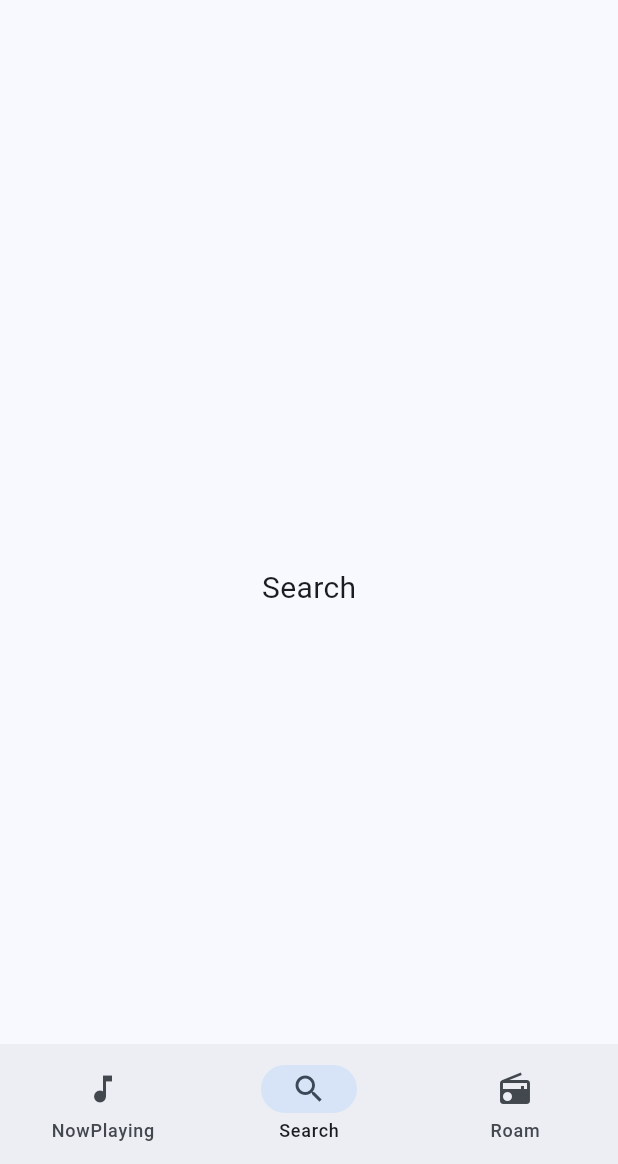
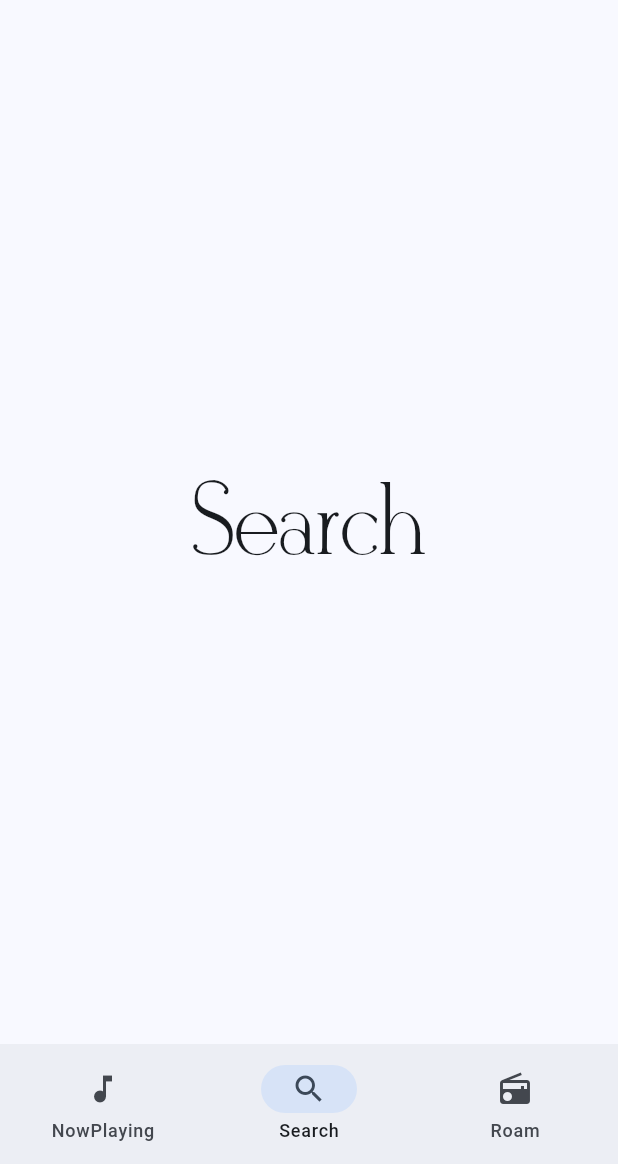
Before and after one commit to p2o51/spotoolfy_flutter, a Flutter app: the screen it shows after launch, item 2 of the bottom bar chosen, on a phone screen of 412 x 824 dp, the part 72-1236 px from its top. Run offline on Flutter 3.47's test engine with Material 3 defaults, Android fonts, the phone set to English and light mode, and no system bars; our stand-ins replace cloud_firestore, firebase_auth, firebase_core, flutter_secure_storage, google_sign_in; missing offline and left inert: flutter_appauth; accounts and stored records are empty.

Commit message:
把 UI 改的更美观了，现在底部导航栏也会沉浸式显示。（没有使用 edge to edge）

```diff
--- a/lib/main.dart
+++ b/lib/main.dart
@@ -40,6 +40,9 @@ void main() async {
             systemOverlayStyle: SystemUiOverlayStyle(
               statusBarColor: Colors.transparent,
               systemNavigationBarColor: Colors.transparent,
+              systemNavigationBarDividerColor: Colors.transparent,
+              statusBarIconBrightness: Brightness.dark,
+              statusBarBrightness: Brightness.light,
             ),
           ),
         ),
@@ -69,7 +72,6 @@ class _MyAppState extends State<MyApp> {
   @override
   Widget build(BuildContext context) {
     return Scaffold(
-      extendBody: true,
       appBar: AppBar(
         title: const Row(
           children: [
--- a/lib/pages/nowplaying.dart
+++ b/lib/pages/nowplaying.dart
@@ -19,10 +19,10 @@ class NowPlaying extends StatelessWidget {
             Ratings(),
             SizedBox(height: 16),
             NotesDisplay(),
+            SizedBox(height: 80),
           ],
         ),
       ),
-
       floatingActionButton: FloatingActionButton(
         onPressed: () {
           showModalBottomSheet(
--- a/lib/pages/search.dart
+++ b/lib/pages/search.dart
@@ -6,6 +6,13 @@ class Search extends StatelessWidget {
 
   @override
   Widget build(BuildContext context) {
-    return const Center(child: Text('Search', style: TextStyle(fontSize: 20),));
+    return const Center(child: Text(
+      'Search',
+      style: TextStyle(
+        fontFamily: 'Derivia',
+        fontSize: 64,
+        height: 0.9,
+      ),
+    ),);
   }
 }
```
Also changed, not shown: 3 other files.
